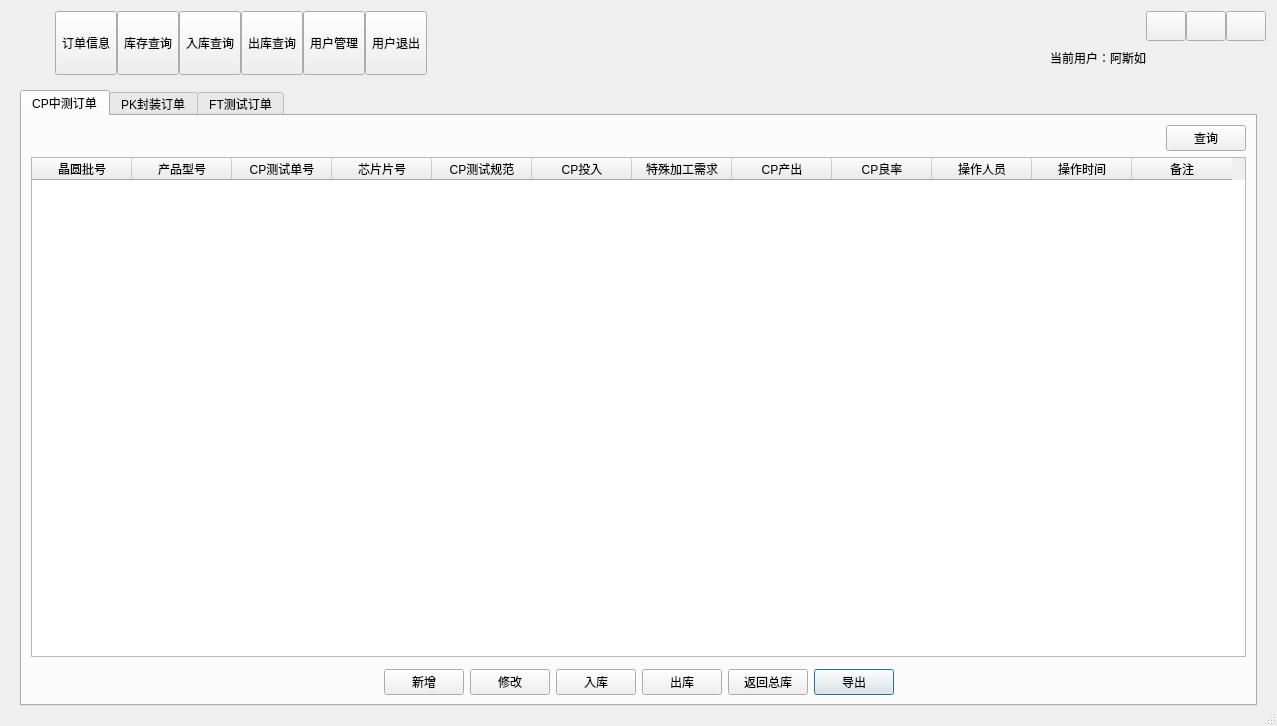
This is uidemo01.ui in heathen557/materialManagement as Qt 5 draws it before an edit. The edited form follows.
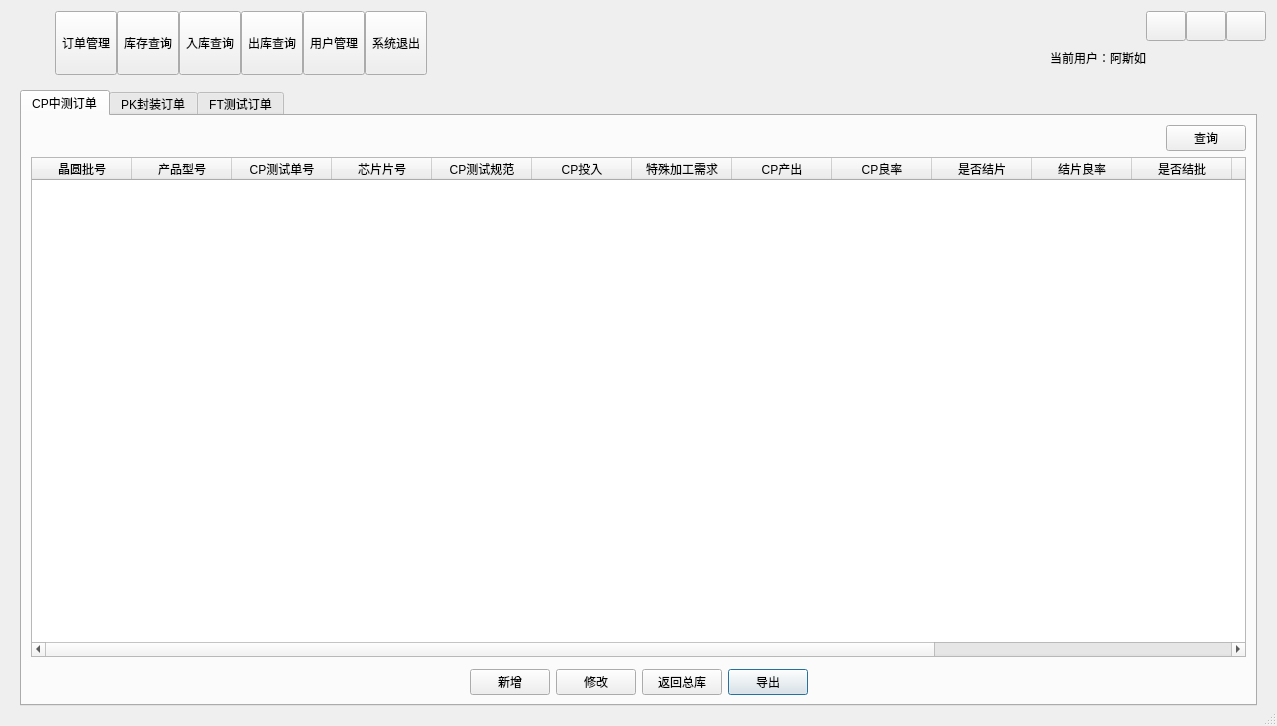
This is the edited form. The open tabs and pages were chosen to show the change. Icons and pictures are not drawn.

Commit message: 1、CP订单管理功能基本完成 2、生成exe图标功能完成

```diff
--- a/uidemo01.ui
+++ b/uidemo01.ui
@@ -107,7 +107,7 @@
             </sizepolicy>
            </property>
            <property name="text">
-            <string>订单信息</string>
+            <string>订单管理</string>
            </property>
            <property name="icon">
             <iconset>
@@ -219,7 +219,7 @@
             <string notr="true"/>
            </property>
            <property name="text">
-            <string>用户退出</string>
+            <string>系统退出</string>
            </property>
            <property name="icon">
             <iconset>
@@ -475,6 +475,26 @@
                <string>CP良率</string>
               </property>
              </column>
+             <column>
+              <property name="text">
+               <string>是否结片</string>
+              </property>
+             </column>
+             <column>
+              <property name="text">
+               <string>结片良率</string>
+              </property>
+             </column>
+             <column>
+              <property name="text">
+               <string>是否结批</string>
+              </property>
+             </column>
+             <column>
+              <property name="text">
+               <string>结批良率</string>
+              </property>
+             </column>
              <column>
               <property name="text">
                <string>操作人员</string>
@@ -482,7 +502,7 @@
              </column>
              <column>
               <property name="text">
-               <string>操作时间</string>
+               <string>更新时间</string>
               </property>
              </column>
              <column>
@@ -500,7 +520,7 @@
             </widget>
            </item>
            <item row="3" column="0">
-            <layout class="QHBoxLayout" name="horizontalLayout_4" stretch="6,1,1,1,1,1,0,6">
+            <layout class="QHBoxLayout" name="horizontalLayout_4" stretch="6,1,1,1,0,6">
              <item>
               <spacer name="horizontalSpacer_3">
                <property name="orientation">
@@ -542,34 +562,6 @@
                </property>
               </widget>
              </item>
-             <item>
-              <widget class="QPushButton" name="CP_inBound_pushButton">
-               <property name="text">
-                <string>入库</string>
-               </property>
-               <property name="icon">
-                <iconset>
-                 <normaloff>image/next.png</normaloff>image/next.png</iconset>
-               </property>
-               <property name="autoDefault">
-                <bool>false</bool>
-               </property>
-              </widget>
-             </item>
-             <item>
-              <widget class="QPushButton" name="CP_outBound_pushButton">
-               <property name="text">
-                <string>出库</string>
-               </property>
-               <property name="icon">
-                <iconset>
-                 <normaloff>image/pre.png</normaloff>image/pre.png</iconset>
-               </property>
-               <property name="autoDefault">
-                <bool>false</bool>
-               </property>
-              </widget>
-             </item>
              <item>
               <widget class="QPushButton" name="CP_returnALL_pushButton">
                <property name="text">
```
Left out of the diff: 42 changed lines with no effect on the pictures. The commit also changes 27 other files.
